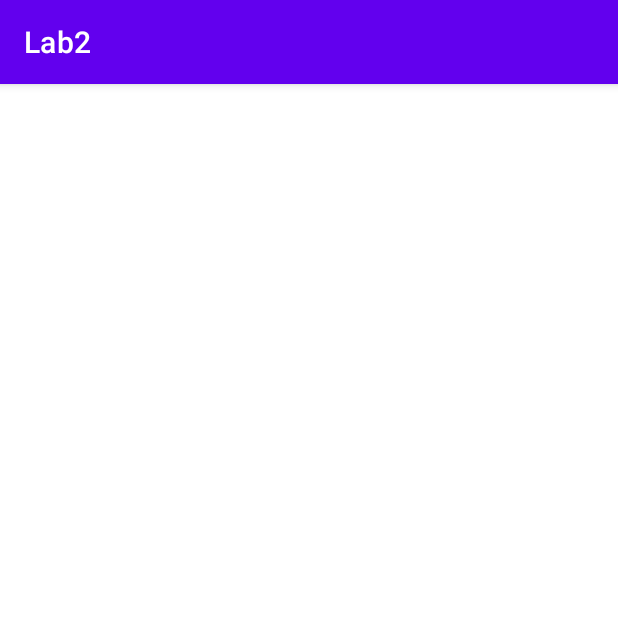
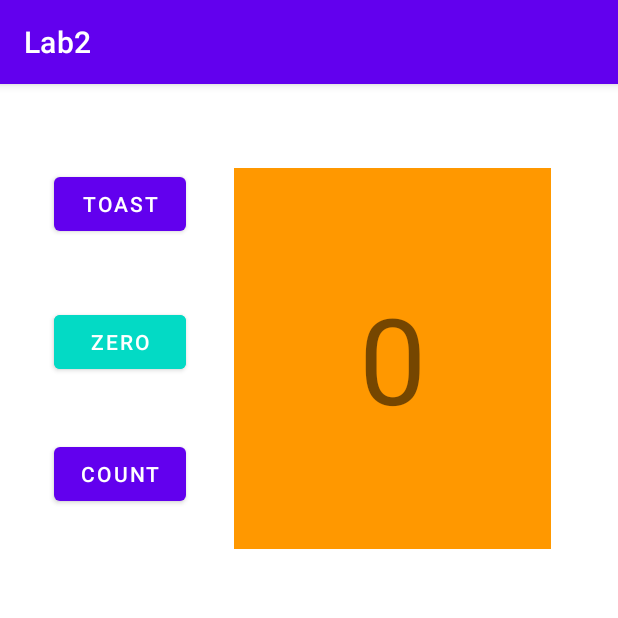
Before and after one commit to sasen07/Lab2, an Android app: the screen it shows after launch (MainActivity), on a phone screen of 412 x 824 dp, the top half of it. Run offline under Robolectric (Android 15) with nearby library versions, the phone set to English and light mode, and no system bars.

Commit message:
homework 1st commit

```diff
--- a/app/src/main/java/com/example/lab2/MainActivity.java
+++ b/app/src/main/java/com/example/lab2/MainActivity.java
@@ -1,14 +1,66 @@
 package com.example.lab2;
 
+import androidx.annotation.RequiresApi;
 import androidx.appcompat.app.AppCompatActivity;
 
+import android.os.Build;
 import android.os.Bundle;
+import android.view.View;
+import android.widget.Button;
+import android.widget.TextView;
+import android.widget.Toast;
 
 public class MainActivity extends AppCompatActivity {
-
+    private Button btn_toast;
+    private Button btn_count;
+    private Button btn_reset;
+    private TextView counter;
+    private int count=0;
     @Override
     protected void onCreate(Bundle savedInstanceState) {
         super.onCreate(savedInstanceState);
         setContentView(R.layout.activity_main);
+        btn_toast=findViewById(R.id.button);
+        btn_count=findViewById(R.id.button3);
+        btn_reset=findViewById(R.id.button2);
+        counter=findViewById(R.id.textView);
+        btn_toast.setOnClickListener(new View.OnClickListener(){
+            @Override
+            public void onClick(View v){
+
+                Toast.makeText(MainActivity.this,"Hello Toast!",Toast.LENGTH_LONG).show();
+
+            }
+        });
+        btn_count.setOnClickListener(new View.OnClickListener(){
+            @RequiresApi(api = Build.VERSION_CODES.M)
+            @Override
+            public void onClick(View v){
+
+
+                count=count+1;
+
+                counter.setText(""+count);
+                btn_reset.setBackgroundColor(btn_reset.getContext().getResources().getColor(R.color.morange, null));
+                if(count%2==0){
+                    btn_count.setBackgroundColor(getResources().getColor(R.color.black, null));
+                   // btn_count.setBackgroundColor(btn_count.getContext().getResources().getColor(R.color.black, null));
+                }
+                else {
+                    btn_count.setBackgroundColor(btn_count.getContext().getResources().getColor(R.color.mred, null));
+                }
+
+            }
+        });
+        btn_reset.setOnClickListener(new View.OnClickListener() {
+            @RequiresApi(api = Build.VERSION_CODES.M)
+            @Override
+            public void onClick(View v) {
+                count=0;
+                counter.setText(""+count);
+                btn_reset.setBackgroundColor(btn_count.getContext().getResources().getColor(R.color.teal_200, null));
+                btn_count.setBackgroundColor(btn_count.getContext().getResources().getColor(R.color.purple_500, null));
+            }
+        });
     }
 }
--- a/app/src/main/res/layout/activity_main.xml
+++ b/app/src/main/res/layout/activity_main.xml
@@ -4,4 +4,50 @@
     xmlns:tools="http://schemas.android.com/tools"
     android:layout_width="match_parent"
     android:layout_height="match_parent"
-    tools:context=".MainActivity"/>
+    tools:context=".MainActivity">
+
+
+    <TextView
+        android:id="@+id/textView"
+        android:layout_width="211dp"
+        android:layout_height="254dp"
+        android:layout_marginStart="32dp"
+        android:layout_marginTop="56dp"
+        android:background="#FF9800"
+        android:gravity="center"
+        android:text="0"
+        android:textSize="80sp"
+        app:layout_constraintStart_toEndOf="@+id/button"
+        app:layout_constraintTop_toTopOf="parent" />
+
+    <Button
+        android:id="@+id/button"
+        android:layout_width="wrap_content"
+        android:layout_height="wrap_content"
+        android:layout_marginStart="36dp"
+        android:layout_marginTop="56dp"
+        android:text="Toast"
+        app:layout_constraintStart_toStartOf="parent"
+        app:layout_constraintTop_toTopOf="parent" />
+
+    <Button
+        android:id="@+id/button2"
+        android:layout_width="wrap_content"
+        android:layout_height="wrap_content"
+        android:layout_marginStart="36dp"
+        android:layout_marginTop="44dp"
+        android:backgroundTint="@color/teal_200"
+        android:text="zero"
+        app:layout_constraintStart_toStartOf="parent"
+        app:layout_constraintTop_toBottomOf="@+id/button" />
+
+    <Button
+        android:id="@+id/button3"
+        android:layout_width="wrap_content"
+        android:layout_height="wrap_content"
+        android:layout_marginStart="36dp"
+        android:layout_marginTop="40dp"
+        android:text="count"
+        app:layout_constraintStart_toStartOf="parent"
+        app:layout_constraintTop_toBottomOf="@+id/button2" />
+</androidx.constraintlayout.widget.ConstraintLayout>
--- a/app/src/main/res/values/colors.xml
+++ b/app/src/main/res/values/colors.xml
@@ -7,4 +7,6 @@
     <color name="teal_700">#FF018786</color>
     <color name="black">#FF000000</color>
     <color name="white">#FFFFFFFF</color>
+    <color name="morange">#FF9800</color>
+    <color name="mred">#9A2C09</color>
 </resources>
```
Also changed, not shown: 5 other files.
